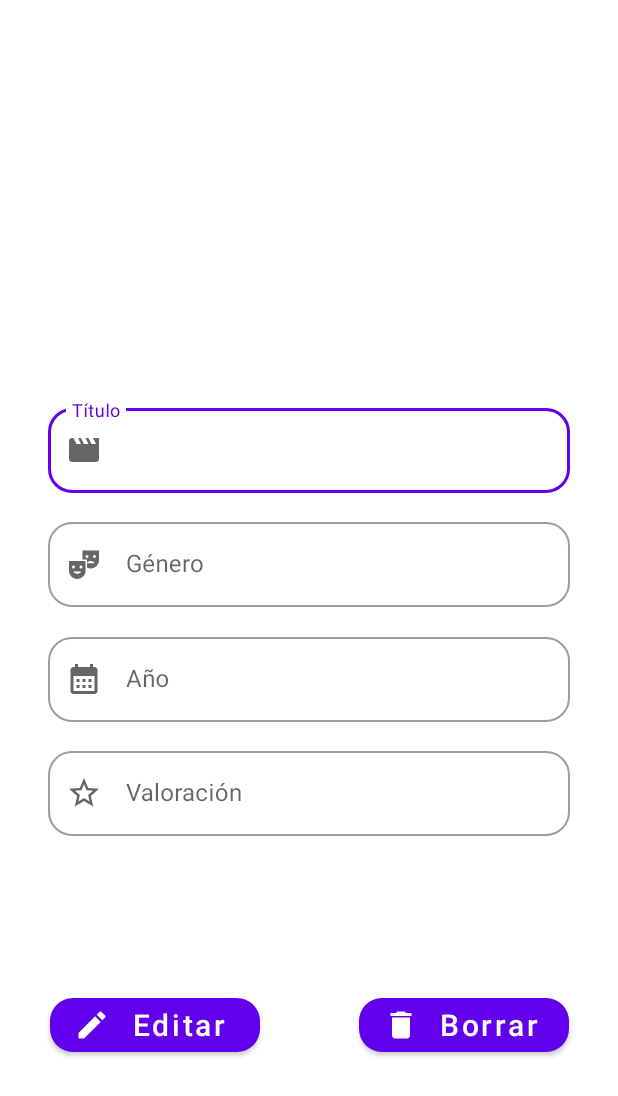
After one commit to RotcehOdraude/Practica2, an Android app: the DetailsActivity screen opened directly, with no data from a screen before it, on a phone screen of 412 x 824 dp. The commit adds this screen. Shown: the top 1096 px of the screen. Run offline under Robolectric (Android 15) with nearby library versions, the phone set to English and light mode, and no system bars.

Commit message:
Se añaden dos Activities para ver la parte de los detalles de la Movie, y para la parte de la edición

```diff
--- a/app/src/main/java/com/example/practica2/db/DbMovies.kt
+++ b/app/src/main/java/com/example/practica2/db/DbMovies.kt
@@ -49,4 +49,21 @@ class DbMovies(private val context:Context):DbHelper(context) {
 
         return listMovies
     }
+
+    fun getMovie(id:Int):Movie?{
+        val dbHelper = DbHelper(context)
+        val db = dbHelper.writableDatabase
+
+        var movie: Movie? = null
+
+        var cursorMovies: Cursor? = null
+
+        cursorMovies = db.rawQuery("SELECT * FROM MOVIES WHERE id = $id LIMIT 1",null)
+        if(cursorMovies.moveToFirst()){
+            movie = Movie(cursorMovies.getInt(0),cursorMovies.getString(1),cursorMovies.getString(2),cursorMovies.getInt(3),cursorMovies.getInt(4))
+        }
+        cursorMovies.close()
+
+        return movie
+    }
 }
--- /dev/null
+++ b/app/src/main/java/com/example/practica2/view/activities/DetailsActivity.kt
@@ -0,0 +1,72 @@
+package com.example.practica2.view.activities
+
+import android.content.Intent
+import androidx.appcompat.app.AppCompatActivity
+import android.os.Bundle
+import android.text.InputType
+import android.view.View
+import com.example.practica2.R
+import com.example.practica2.databinding.ActivityDetailsBinding
+import com.example.practica2.databinding.ActivityEditBinding
+import com.example.practica2.databinding.ActivityInsertBinding
+import com.example.practica2.db.DbMovies
+import com.example.practica2.model.Movie
+
+class DetailsActivity : AppCompatActivity() {
+
+    private lateinit var binding: ActivityDetailsBinding
+
+    private lateinit var dbMovies: DbMovies
+    var movie:Movie? = null
+    var id = 0
+
+    override fun onCreate(savedInstanceState: Bundle?) {
+        super.onCreate(savedInstanceState)
+        binding = ActivityDetailsBinding.inflate(layoutInflater)
+        setContentView(binding.root)
+
+        val bundle = intent.extras
+
+        if(bundle!=null){
+            id = bundle.getInt("ID",0)
+        }
+
+        dbMovies = DbMovies(this)
+
+        movie = dbMovies.getMovie(id)
+
+        movie?.let{ movie->
+            with(binding){
+                tietTitulo.setText(movie.titulo)
+                tietGenero.setText(movie.genero)
+                tietAnio.setText(movie.anio)
+                tietValoracion.setText(movie.valoracion)
+
+                //desactivar teclado
+                tietTitulo.inputType = InputType.TYPE_NULL
+                tietGenero.inputType = InputType.TYPE_NULL
+                tietAnio.inputType = InputType.TYPE_NULL
+                tietValoracion.inputType = InputType.TYPE_NULL
+            }
+        }
+    }
+
+    fun click(view: View) {
+        when(view.id){
+            R.id.btnEdit -> {
+                val intent = Intent(this, EditActivity::class.java)
+                intent.putExtra("ID", id)
+                startActivity(intent)
+                finish()
+            }
+            R.id.btnDelete -> {
+                //Código para borrar el registro
+            }
+        }
+    }
+
+    override fun onBackPressed() {
+        super.onBackPressed()
+        startActivity(Intent(this, MainActivity::class.java))
+    }
+}
--- a/app/src/main/java/com/example/practica2/view/activities/InsertActivity.kt
+++ b/app/src/main/java/com/example/practica2/view/activities/InsertActivity.kt
@@ -56,7 +56,7 @@ class InsertActivity : AppCompatActivity(), AdapterView.OnItemSelectedListener {
                     Toast.makeText(this@InsertActivity, "Por favor llene todos los campos", Toast.LENGTH_SHORT).show()
                 }
                 tietValoracion.text.toString().isEmpty() -> {
-                    tietAnio.error = "No puede quedar vacío"
+                    tietValoracion.error = "No puede quedar vacío"
                     Toast.makeText(this@InsertActivity, "Por favor llene todos los campos", Toast.LENGTH_SHORT).show()
                 }else -> {
                     //Realizamos la inserción
--- a/app/src/main/java/com/example/practica2/view/activities/MainActivity.kt
+++ b/app/src/main/java/com/example/practica2/view/activities/MainActivity.kt
@@ -38,5 +38,9 @@ class MainActivity : AppCompatActivity() {
 
     fun selectedMovie(movie: Movie){
         //Manejamos el click del elemento en el recycler view
+        val intent = Intent(this,DetailsActivity::class.java )
+        intent.putExtra("ID",movie.id)
+        startActivity(intent)
+        finish()
     }
 }
--- /dev/null
+++ b/app/src/main/res/layout/activity_details.xml
@@ -0,0 +1,182 @@
+<?xml version="1.0" encoding="utf-8"?>
+<androidx.constraintlayout.widget.ConstraintLayout xmlns:android="http://schemas.android.com/apk/res/android"
+    xmlns:app="http://schemas.android.com/apk/res-auto"
+    xmlns:tools="http://schemas.android.com/tools"
+    android:layout_width="match_parent"
+    android:layout_height="match_parent"
+    tools:context=".view.activities.DetailsActivity">
+
+
+    <com.google.android.material.textfield.TextInputLayout
+        android:id="@+id/tilTitulo"
+        style="@style/Widget.MaterialComponents.TextInputLayout.OutlinedBox"
+        android:layout_width="match_parent"
+        android:layout_height="wrap_content"
+        android:layout_marginStart="32dp"
+        android:layout_marginEnd="32dp"
+        android:hint="Título"
+        app:boxBackgroundMode="outline"
+        app:boxCornerRadiusBottomEnd="16dp"
+        app:boxCornerRadiusBottomStart="16dp"
+        app:boxCornerRadiusTopEnd="16dp"
+        app:boxCornerRadiusTopStart="16dp"
+        app:layout_constraintBottom_toBottomOf="parent"
+        app:layout_constraintEnd_toEndOf="parent"
+        app:layout_constraintStart_toStartOf="parent"
+        app:layout_constraintTop_toTopOf="parent"
+        app:layout_constraintVertical_bias="0.35"
+        app:startIconDrawable="@drawable/ic_movie">
+
+        <com.google.android.material.textfield.TextInputEditText
+            android:id="@+id/tietTitulo"
+            android:layout_width="match_parent"
+            android:layout_height="wrap_content"
+            android:imeOptions="actionDone"
+            android:inputType="text"
+            android:maxLines="1">
+
+        </com.google.android.material.textfield.TextInputEditText>
+
+    </com.google.android.material.textfield.TextInputLayout>
+
+    <com.google.android.material.textfield.TextInputLayout
+        android:id="@+id/tilGenero"
+        style="@style/Widget.MaterialComponents.TextInputLayout.OutlinedBox"
+        android:layout_width="match_parent"
+        android:layout_height="wrap_content"
+        android:layout_marginStart="32dp"
+        android:layout_marginEnd="32dp"
+        android:hint="Género"
+        app:boxBackgroundMode="outline"
+        app:boxCornerRadiusBottomEnd="16dp"
+        app:boxCornerRadiusBottomStart="16dp"
+        app:boxCornerRadiusTopEnd="16dp"
+        app:boxCornerRadiusTopStart="16dp"
+        app:layout_constraintBottom_toBottomOf="parent"
+        app:layout_constraintEnd_toEndOf="parent"
+        app:layout_constraintStart_toStartOf="parent"
+        app:layout_constraintTop_toTopOf="parent"
+        app:layout_constraintVertical_bias="0.45"
+        app:startIconDrawable="@drawable/ic_genero">
+
+        <com.google.android.material.textfield.TextInputEditText
+            android:id="@+id/tietGenero"
+            android:layout_width="match_parent"
+            android:layout_height="wrap_content"
+            android:imeOptions="actionDone"
+            android:inputType="text"
+            android:maxLines="1">
+
+        </com.google.android.material.textfield.TextInputEditText>
+
+    </com.google.android.material.textfield.TextInputLayout>
+
+    <com.google.android.material.textfield.TextInputLayout
+        android:id="@+id/tilAnio"
+        style="@style/Widget.MaterialComponents.TextInputLayout.OutlinedBox"
+        android:layout_width="match_parent"
+        android:layout_height="wrap_content"
+        android:layout_marginStart="32dp"
+        android:layout_marginEnd="32dp"
+        android:hint="Año"
+        app:boxBackgroundMode="outline"
+        app:boxCornerRadiusBottomEnd="16dp"
+        app:boxCornerRadiusBottomStart="16dp"
+        app:boxCornerRadiusTopEnd="16dp"
+        app:boxCornerRadiusTopStart="16dp"
+        app:layout_constraintBottom_toBottomOf="parent"
+        app:layout_constraintEnd_toEndOf="parent"
+        app:layout_constraintStart_toStartOf="parent"
+        app:layout_constraintTop_toTopOf="parent"
+        app:layout_constraintVertical_bias="0.55"
+        app:startIconDrawable="@drawable/ic_year">
+
+        <com.google.android.material.textfield.TextInputEditText
+            android:id="@+id/tietAnio"
+            android:layout_width="match_parent"
+            android:layout_height="wrap_content"
+            android:imeOptions="actionDone"
+            android:inputType="number"
+            android:maxLength="4"
+            android:maxLines="1">
+
+        </com.google.android.material.textfield.TextInputEditText>
+
+    </com.google.android.material.textfield.TextInputLayout>
+    <com.google.android.material.textfield.TextInputLayout
+        android:id="@+id/tilValoracion"
+        style="@style/Widget.MaterialComponents.TextInputLayout.OutlinedBox"
+        android:layout_width="match_parent"
+        android:layout_height="wrap_content"
+        android:layout_marginStart="32dp"
+        android:layout_marginEnd="32dp"
+        android:hint="Valoración"
+        app:boxBackgroundMode="outline"
+        app:boxCornerRadiusBottomEnd="16dp"
+        app:boxCornerRadiusBottomStart="16dp"
+        app:boxCornerRadiusTopEnd="16dp"
+        app:boxCornerRadiusTopStart="16dp"
+        app:layout_constraintBottom_toBottomOf="parent"
+        app:layout_constraintEnd_toEndOf="parent"
+        app:layout_constraintStart_toStartOf="parent"
+        app:layout_constraintTop_toTopOf="parent"
+        app:layout_constraintVertical_bias="0.65"
+        app:startIconDrawable="@drawable/ic_rate">
+
+        <com.google.android.material.textfield.TextInputEditText
+            android:id="@+id/tietValoracion"
+            android:layout_width="match_parent"
+            android:layout_height="wrap_content"
+            android:imeOptions="actionDone"
+            android:inputType="number"
+            android:maxLength="1"
+            android:maxLines="1">
+
+        </com.google.android.material.textfield.TextInputEditText>
+
+    </com.google.android.material.textfield.TextInputLayout>
+
+    <com.google.android.material.button.MaterialButton
+        android:id="@+id/btnEdit"
+        android:layout_width="140dp"
+        android:layout_height="wrap_content"
+        android:onClick="click"
+        android:text="Editar"
+        android:textAllCaps="false"
+        android:textSize="20sp"
+        app:cornerRadius="15dp"
+        app:icon="@drawable/ic_edit"
+        app:layout_constraintBottom_toBottomOf="parent"
+        app:layout_constraintEnd_toStartOf="@+id/guideline9"
+        app:layout_constraintStart_toStartOf="parent"
+        app:layout_constraintTop_toTopOf="parent"
+        app:layout_constraintVertical_bias="0.85">
+
+    </com.google.android.material.button.MaterialButton>
+
+    <com.google.android.material.button.MaterialButton
+        android:id="@+id/btnDelete"
+        android:layout_width="140dp"
+        android:layout_height="wrap_content"
+        android:onClick="click"
+        android:text="Borrar"
+        android:textAllCaps="false"
+        android:textSize="20sp"
+        app:cornerRadius="15dp"
+        app:icon="@drawable/ic_delete"
+        app:layout_constraintBottom_toBottomOf="parent"
+        app:layout_constraintEnd_toEndOf="parent"
+        app:layout_constraintStart_toStartOf="@+id/guideline9"
+        app:layout_constraintTop_toTopOf="parent"
+        app:layout_constraintVertical_bias="0.85">
+
+    </com.google.android.material.button.MaterialButton>
+
+    <androidx.constraintlayout.widget.Guideline
+        android:id="@+id/guideline9"
+        android:layout_width="wrap_content"
+        android:layout_height="wrap_content"
+        android:orientation="vertical"
+        app:layout_constraintGuide_percent="0.5" />
+
+</androidx.constraintlayout.widget.ConstraintLayout>
```
Also changed, not shown: app/src/main/AndroidManifest.xml (+15 -0 lines), app/src/main/java/com/example/practica2/view/activities/EditActivity.kt (added, +20 -0 lines), app/src/main/res/layout/activity_edit.xml (added, +141 -0 lines).
